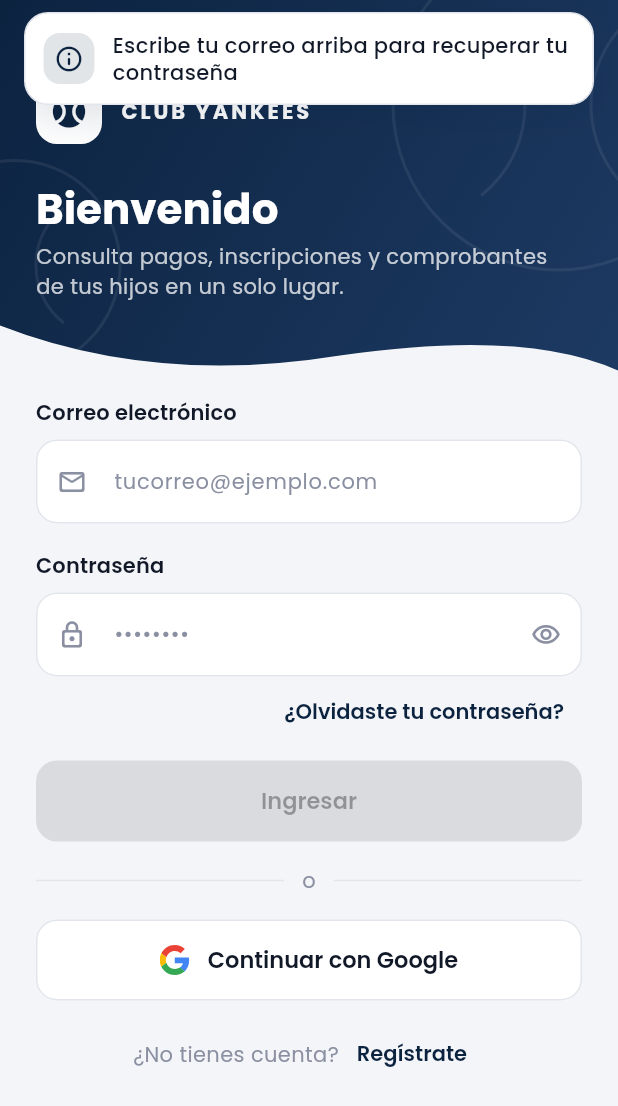
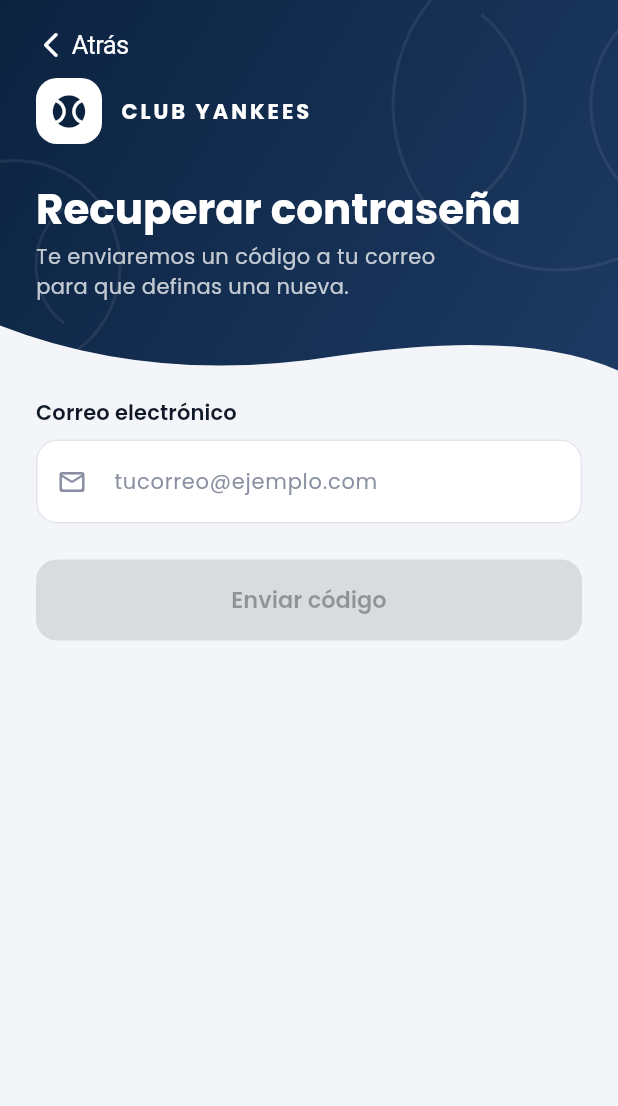
Before and after one commit to dalvarez005/yankees_app, a Flutter app: the screen it shows after launch, after a tap on "¿Olvidaste tu contraseña?", on a phone screen of 412 x 824 dp. Shown: the top 1106 px of the screen. Run offline on Flutter 3.47's test engine with Material 3 defaults, Android fonts, the phone set to English and light mode, and no system bars; our stand-ins replace firebase_core, firebase_messaging, flutter_image_compress, flutter_local_notifications, flutter_secure_storage, flutter_svg and 3 more; missing offline and left inert: exif, google_mlkit_text_recognition; accounts and stored records are empty; network calls fail.

Commit message:
feat: recuperar contraseña con código enviado por correo
- "¿Olvidaste tu contraseña?" abre una pantalla en dos pasos: se pide el
  correo y, con el código de 6 dígitos que llega, se define la contraseña
  nueva.
- AuthRepository: sendPasswordReset llama a api/Auth/forgot-password y
  resetPassword a api/Auth/reset-password.
- Los botones se habilitan solo con los campos válidos.

Co-Authored-By: Claude Opus 5.5 <noreply@anthropic.com>

```diff
--- a/lib/features/auth/presentation/login_page.dart
+++ b/lib/features/auth/presentation/login_page.dart
@@ -4,6 +4,7 @@ import '../../../app/routes.dart';
 import '../data/app_user.dart';
 import '../data/auth_repository.dart';
 import '../../profile/presentation/enter_app.dart';
+import 'reset_password_page.dart';
 import 'validators.dart';
 import 'widgets/auth_field.dart';
 import 'widgets/auth_header.dart';
@@ -82,15 +83,16 @@ class _LoginPageState extends State<LoginPage> with FormReady {
   }
 
   Future<void> _forgotPassword() async {
-    if (Validators.email(_email.text) != null) {
-      _showMessage(
-        'Escribe tu correo arriba para recuperar tu contraseña',
-        info: true,
-      );
-      return;
+    FocusScope.of(context).unfocus();
+    final changed = await Navigator.of(context).push<bool>(
+      MaterialPageRoute(
+        builder: (_) => ResetPasswordPage(initialEmail: _email.text.trim()),
+      ),
+    );
+    if (changed ?? false) {
+      _password.clear();
+      _showMessage('Contraseña actualizada. Ingresa con la nueva.');
     }
-    await AuthRepository.instance.sendPasswordReset(_email.text);
-    _showMessage('Te enviamos un enlace a ${_email.text.trim()}');
   }
 
   void _showMessage(String message, {bool error = false, bool info = false}) {
--- /dev/null
+++ b/lib/features/auth/presentation/reset_password_page.dart
@@ -0,0 +1,220 @@
+import 'package:flutter/material.dart';
+import 'package:flutter/services.dart';
+
+import '../../../core/widgets/feedback.dart';
+import '../../../core/widgets/form_ready.dart';
+import '../data/auth_repository.dart';
+import 'validators.dart';
+import 'widgets/auth_field.dart';
+import 'widgets/auth_header.dart';
+import 'widgets/loading_button.dart';
+
+/// Recuperar contraseña en dos pasos: se pide el correo y se envía un
+/// código; con el código se define la contraseña nueva.
+///
+/// Al terminar vuelve con `true` para que el inicio de sesión avise.
+class ResetPasswordPage extends StatefulWidget {
+  const ResetPasswordPage({super.key, this.initialEmail = ''});
+
+  final String initialEmail;
+
+  @override
+  State<ResetPasswordPage> createState() => _ResetPasswordPageState();
+}
+
+class _ResetPasswordPageState extends State<ResetPasswordPage> with FormReady {
+  final _formKey = GlobalKey<FormState>();
+  late final _email = TextEditingController(text: widget.initialEmail);
+  final _code = TextEditingController();
+  final _password = TextEditingController();
+  final _confirm = TextEditingController();
+
+  /// Ya se pidió el código: se muestran código y contraseña nueva.
+  bool _codeSent = false;
+  bool _loading = false;
+
+  static String? _codeError(String? v) {
+    final value = v?.trim() ?? '';
+    if (value.isEmpty) return 'Escribe el código';
+    if (value.length != 6) return 'El código tiene 6 dígitos';
+    return null;
+  }
+
+  bool get _ready => !_codeSent
+      ? Validators.email(_email.text) == null
+      : _codeError(_code.text) == null &&
+            Validators.password(_password.text) == null &&
+            Validators.confirmPassword(_confirm.text, _password.text) == null;
+
+  @override
+  void initState() {
+    super.initState();
+    watchFields([_email, _code, _password, _confirm]);
+  }
+
+  @override
+  void dispose() {
+    _email.dispose();
+    _code.dispose();
+    _password.dispose();
+    _confirm.dispose();
+    super.dispose();
+  }
+
+  Future<void> _run(Future<void> Function() action) async {
+    FocusScope.of(context).unfocus();
+    setState(() => _loading = true);
+    try {
+      await action();
+    } on AuthException catch (e) {
+      if (mounted) showAppMessage(context, e.message, error: true);
+    } finally {
+      if (mounted) setState(() => _loading = false);
+    }
+  }
+
+  Future<void> _sendCode() => _run(() async {
+    await AuthRepository.instance.sendPasswordReset(_email.text);
+    if (!mounted) return;
+    setState(() => _codeSent = true);
+    showAppMessage(
+      context,
+      'Si el correo está registrado, te llegará un código en un momento.',
+      info: true,
+    );
+  });
+
+  Future<void> _changePassword() => _run(() async {
+    if (!_formKey.currentState!.validate()) return;
+    await AuthRepository.instance.resetPassword(
+      email: _email.text,
+      code: _code.text,
+      newPassword: _password.text,
+    );
+    if (mounted) Navigator.of(context).pop(true);
+  });
+
+  @override
+  Widget build(BuildContext context) {
+    final text = Theme.of(context).textTheme;
+    return Scaffold(
+      body: SingleChildScrollView(
+        child: Column(
+          children: [
+            AuthHeader(
+              title: 'Recuperar contraseña',
+              subtitle: _codeSent
+                  ? 'Escribe el código que enviamos a\n${_email.text.trim()}'
+                  : 'Te enviaremos un código a tu correo\npara que definas una nueva.',
+              showBack: true,
+            ),
+            Center(
+              child: ConstrainedBox(
+                constraints: const BoxConstraints(maxWidth: 480),
+                child: Padding(
+                  padding: const EdgeInsets.fromLTRB(24, 8, 24, 24),
+                  child: Form(
+                    key: _formKey,
+                    autovalidateMode: AutovalidateMode.onUserInteraction,
+                    child: Column(
+                      crossAxisAlignment: CrossAxisAlignment.stretch,
+                      children: _codeSent
+                          ? [
+                              AuthField(
+                                label: 'Código',
+                                hint: '6 dígitos',
+                                icon: Icons.pin_outlined,
+                                controller: _code,
+                                keyboardType: TextInputType.number,
+                                autofillHints: const [
+                                  AutofillHints.oneTimeCode,
+                                ],
+                                inputFormatters: [
+                                  FilteringTextInputFormatter.digitsOnly,
+                                  LengthLimitingTextInputFormatter(6),
+                                ],
+                                validator: _codeError,
+                              ),
+                              const SizedBox(height: 18),
+                              AuthField(
+                                label: 'Contraseña nueva',
+                                hint: 'Mínimo 6 caracteres',
+                                icon: Icons.lock_outline_rounded,
+                                controller: _password,
+                                isPassword: true,
+                                autofillHints: const [
+                                  AutofillHints.newPassword,
+                                ],
+                                validator: Validators.password,
+                              ),
+                              const SizedBox(height: 18),
+                              AuthField(
+                                label: 'Confirmar contraseña',
+                                hint: 'Repite la contraseña nueva',
+                                icon: Icons.lock_outline_rounded,
+                                controller: _confirm,
+                                isPassword: true,
+                                textInputAction: TextInputAction.done,
+                                validator: (v) => Validators.confirmPassword(
+                                  v,
+                                  _password.text,
+                                ),
+                                onSubmitted: (_) {
+                                  if (_ready) _changePassword();
+                                },
+                              ),
+                              const SizedBox(height: 24),
+                              LoadingButton(
+                                label: 'Cambiar contraseña',
+                                loading: _loading,
+                                onPressed: _ready ? _changePassword : null,
+                              ),
+                              const SizedBox(height: 12),
+                              Text(
+                                'El código vence en 15 minutos. Si no llega, '
+                                'revisa la carpeta de spam.',
+                                textAlign: TextAlign.center,
+                                style: text.bodySmall,
+                              ),
+                              TextButton(
+                                onPressed: _loading
+                                    ? null
+                                    : () => setState(() {
+                                        _codeSent = false;
+                                        _code.clear();
+                                      }),
+                                child: const Text('Pedir otro código'),
+                              ),
+                            ]
+                          : [
+                              AuthField(
+                                label: 'Correo electrónico',
+                                hint: 'tucorreo@ejemplo.com',
+                                icon: Icons.mail_outline_rounded,
+                                controller: _email,
+                                keyboardType: TextInputType.emailAddress,
+                                textInputAction: TextInputAction.done,
+                                autofillHints: const [AutofillHints.email],
+                                validator: Validators.email,
+                                onSubmitted: (_) {
+                                  if (_ready) _sendCode();
+                                },
+                              ),
+                              const SizedBox(height: 24),
+                              LoadingButton(
+                                label: 'Enviar código',
+                                loading: _loading,
+                                onPressed: _ready ? _sendCode : null,
+                              ),
+                            ],
+                    ),
+                  ),
+                ),
+              ),
+            ),
+          ],
+        ),
+      ),
+    );
+  }
+}
```
Also changed, not shown: lib/features/auth/data/api_auth_repository.dart (+34 -2 lines), lib/features/auth/data/auth_repository.dart (+25 -0 lines).
